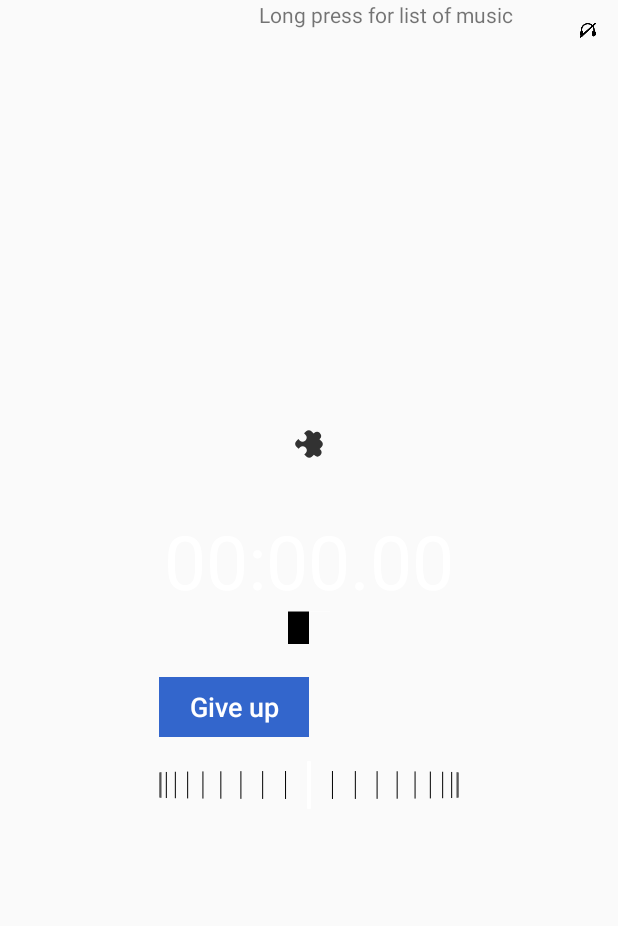
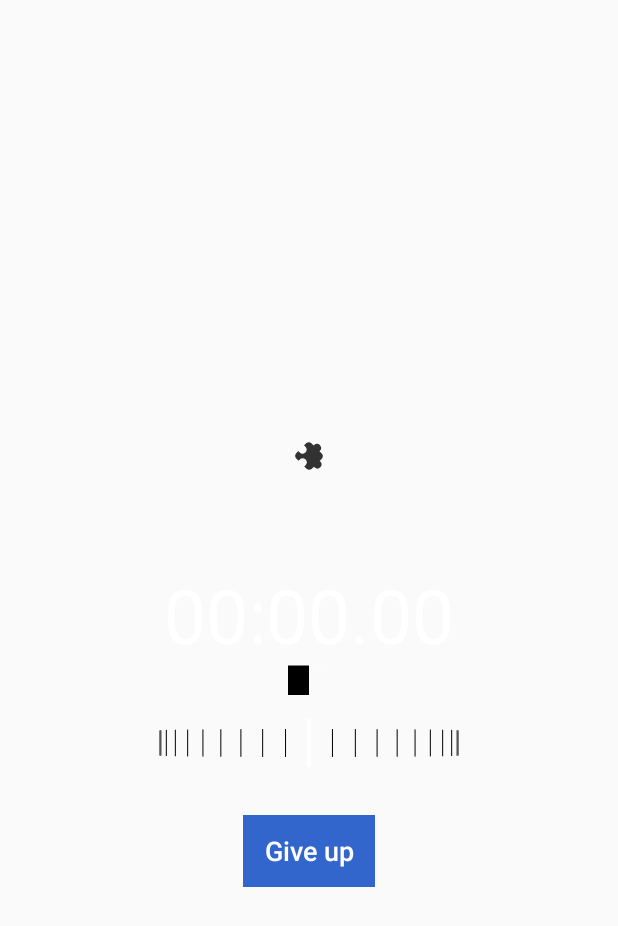
Before and after one commit to mabbyreyes/ontrack, an Android app: the layout fragment_puzzle.xml on its own in the app's theme, with its tools: preview values and no code run, on a phone screen of 412 x 824 dp. Shown: the top 926 px of the screen. Run offline under Robolectric (Android 15) with nearby library versions, the phone set to English and light mode, and no system bars.

Commit message:
Working on displaying fragments. Current overload to main.

```diff
--- a/app/build.gradle
+++ b/app/build.gradle
@@ -59,9 +59,6 @@ dependencies {
     // Room- and SQLite-related dependencies
     def room_version = "2.2.4"
     implementation "androidx.room:room-runtime:$room_version"
-    implementation 'androidx.legacy:legacy-support-v4:1.0.0'
-    implementation 'androidx.navigation:navigation-fragment:2.2.1'
-    implementation 'androidx.navigation:navigation-ui:2.2.1'
     annotationProcessor "androidx.room:room-compiler:$room_version"
     implementation "androidx.room:room-rxjava2:$room_version"
 
--- a/app/src/main/java/edu/com/deepdive/ontrack/controller/CountdownFragment.java
+++ b/app/src/main/java/edu/com/deepdive/ontrack/controller/CountdownFragment.java
@@ -2,7 +2,9 @@ package edu.com.deepdive.ontrack.controller;
 
 import android.graphics.Bitmap;
 import android.graphics.Canvas;
+import androidx.lifecycle.ViewModelProviders;
 import android.os.Bundle;
+import androidx.annotation.NonNull;
 import androidx.annotation.Nullable;
 import androidx.fragment.app.Fragment;
 import android.view.LayoutInflater;
@@ -10,6 +12,7 @@ import android.view.View;
 import android.view.ViewGroup;
 import edu.com.deepdive.ontrack.CountdownView;
 import edu.com.deepdive.ontrack.R;
+import edu.com.deepdive.ontrack.controller.ui.home.HomeFragment;
 import yalantis.com.sidemenu.interfaces.ScreenShotable;
 
 public class CountdownFragment extends Fragment implements ScreenShotable {
--- a/app/src/main/java/edu/com/deepdive/ontrack/controller/ui/puzzle/PuzzleFragment.java
+++ b/app/src/main/java/edu/com/deepdive/ontrack/controller/ui/puzzle/PuzzleFragment.java
@@ -21,7 +21,7 @@ public class PuzzleFragment extends Fragment {
   @Override
   public View onCreateView(@NonNull LayoutInflater inflater, @Nullable ViewGroup container,
       @Nullable Bundle savedInstanceState) {
-    return inflater.inflate(R.layout.content_main, container, false);
+    return inflater.inflate(R.layout.fragment_puzzle, container, false);
   }
 
   @Override
--- a/app/src/main/res/layout/fragment_puzzle.xml
+++ b/app/src/main/res/layout/fragment_puzzle.xml
@@ -1,51 +1,17 @@
 <?xml version="1.0" encoding="utf-8"?>
-<FrameLayout
+<LinearLayout
   xmlns:android="http://schemas.android.com/apk/res/android"
   xmlns:app="http://schemas.android.com/apk/res-auto"
-  xmlns:tools="http://schemas.android.com/tools"
   android:layout_width="match_parent"
   android:layout_height="match_parent"
-  android:layout_gravity="center"
-  android:gravity="center_horizontal"
-  android:orientation="vertical">
-
-  <RelativeLayout
-    android:layout_width="match_parent"
-    android:layout_height="wrap_content">
-
-  <ImageButton
-    android:id="@+id/ibtnMusic"
-    android:layout_width="40dp"
-    android:layout_height="40dp"
-    android:layout_alignParentEnd="true"
-    android:longClickable="true"
-    android:background="@android:color/transparent"
-    app:srcCompat="@drawable/sound_off"/>
-
-  <TextView
-    android:id="@+id/tvMusicMessage"
-    android:layout_width="wrap_content"
-    android:layout_height="wrap_content"
-    android:layout_marginEnd="30dp"
-    android:layout_toStartOf="@+id/ibtnMusic"
-    android:text="Long press for list of music"
-    android:textAlignment="viewStart" />
-
-  </RelativeLayout>
-
-  <LinearLayout
-    android:layout_width="wrap_content"
-    android:layout_height="wrap_content"
-    android:layout_gravity="center"
-    android:gravity="center_horizontal"
-    android:orientation="vertical"
-    tools:ignore="UselessParent">
+  android:orientation="vertical"
+  android:gravity="center">
 
     <ImageView
       android:id="@+id/ivRocket"
       android:layout_width="wrap_content"
       android:layout_height="wrap_content"
-      android:padding="32dp"
+      android:padding="60dp"
       android:src="@drawable/ic_puzzle"
       android:contentDescription="TODO"/>
 
@@ -62,30 +28,11 @@
       xmlns:digit="http://schemas.android.com/apk/res-auto"
       android:id="@+id/tabDigit1"
       android:layout_width="wrap_content"
-      android:layout_height="0dp"
+      android:layout_height="20dp"
       android:layout_gravity="center"
-      android:layout_weight="1"
       digit:backgroundColor="#000000"
       digit:textColor="#ffffff"
       digit:textSize="60sp" />
-
-    <Button
-      android:id="@+id/btn_GiveUp"
-      android:layout_width="100dp"
-      android:layout_height="40dp"
-      android:layout_gravity="left"
-      android:background="@color/colorBabyBlue"
-      android:onClick="handleBtnAbortClick"
-      android:paddingLeft="10dp"
-      android:paddingRight="10dp"
-      android:shadowColor="@color/colorPrimary"
-      android:shadowDx="5"
-      android:shadowDy="5"
-      android:text="Give up"
-      android:textAlignment="center"
-      android:textAllCaps="false"
-      android:textColor="@android:color/background_light"
-      android:textSize="18sp"/>
 
     <edu.com.deepdive.ontrack.controller.HorizontalWheelView
       android:id="@+id/horizontalWheelView"
@@ -99,15 +46,22 @@
       app:activeColor="@color/white"
       app:normalColor="@color/colorDark"/>
 
-
-
-  </LinearLayout>
-
-
-
+  <Button
+    android:id="@+id/btn_GiveUp"
+    android:layout_width="wrap_content"
+    android:layout_height="wrap_content"
+    android:background="@color/colorBabyBlue"
+    android:onClick="handleBtnAbortClick"
+    android:shadowColor="@color/colorPrimary"
+    android:shadowDx="5"
+    android:shadowDy="5"
+    android:text="Give up"
+    android:textAllCaps="false"
+    android:textColor="@android:color/background_light"
+    android:textSize="18sp"/>
 <!--  <include-->
 <!--    layout="@layout/fragment_send"-->
 <!--    android:layout_width="wrap_content"-->
 <!--    android:layout_height="wrap_content"/>-->
 
-</FrameLayout>
+</LinearLayout>
--- a/app/src/main/res/layout/fragment_share.xml
+++ b/app/src/main/res/layout/fragment_share.xml
@@ -14,6 +14,7 @@
     android:layout_marginEnd="8dp"
     android:textAlignment="center"
     android:textSize="20sp"
+    android:text="Hi how are ya"
     app:layout_constraintEnd_toEndOf="parent"
     app:layout_constraintStart_toStartOf="parent"
     app:layout_constraintTop_toTopOf="parent"/>
--- a/build.gradle
+++ b/build.gradle
@@ -7,7 +7,7 @@ buildscript {
 
     }
     dependencies {
-        classpath 'com.android.tools.build:gradle:3.5.3'
+        classpath 'com.android.tools.build:gradle:3.6.2'
         classpath 'com.github.dcendents:android-maven-gradle-plugin:1.5'
         // NOTE: Do not place your application dependencies here; they belong
         // in the individual module build.gradle files
```
Also changed, not shown: app/src/main/AndroidManifest.xml (+14 -11 lines), app/src/main/java/edu/com/deepdive/ontrack/CountdownView.java (+5 -5 lines), app/src/main/java/edu/com/deepdive/ontrack/OntrackApplication.java (+18 -2 lines), app/src/main/java/edu/com/deepdive/ontrack/controller/MainActivity.java (+97 -111 lines), app/src/main/java/edu/com/deepdive/ontrack/controller/WheelActivity.java (+41 -10 lines), app/src/main/res/layout/activity_main.xml (+25 -0 lines), gradle/wrapper/gradle-wrapper.properties.
